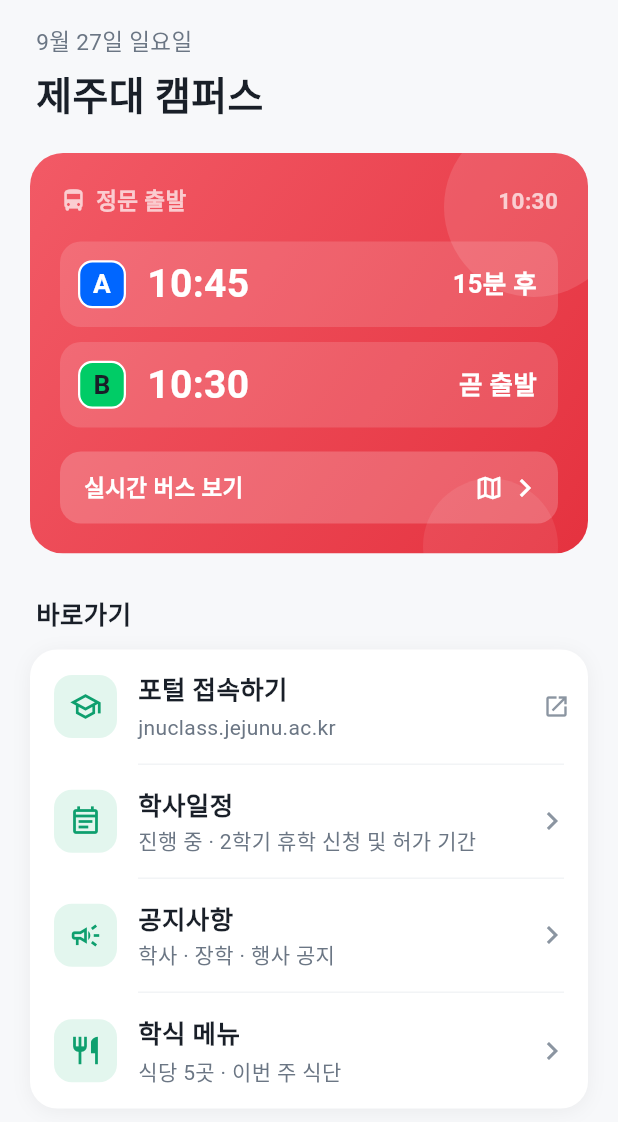
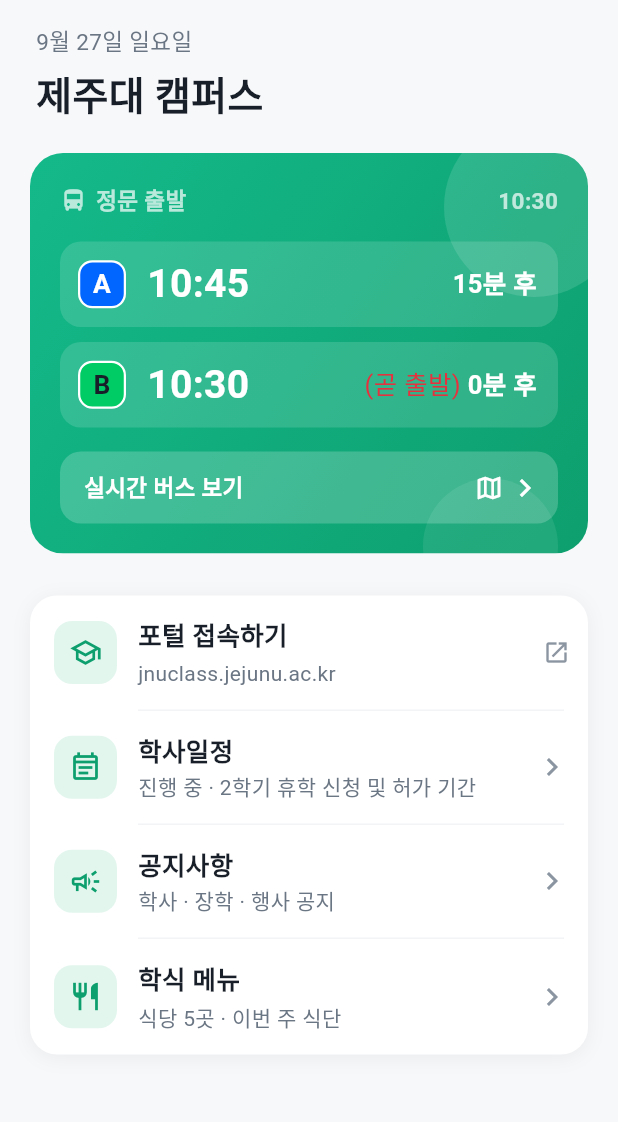
Before and after one commit to munho-kang/school_bus_app, a Flutter app: the screen it shows after launch, on a phone screen of 412 x 824 dp. Shown: the top 1122 px of the screen. Run offline on Flutter 3.47's test engine with Material 3 defaults, Android fonts, the phone set to English and light mode, and no system bars; our stand-ins replace dio, geolocator, web, webview_flutter; missing offline and left inert: dart:js_interop; Roboto replaces fonts that are missing (Pretendard); key blocks and very long unbroken strings in the code were emptied for the run.

Commit message:
홈 카드 초록 고정 + 5분 전 빨간 (곧 출발) 표시, 바로가기 제목 삭제, 쉬는 버스 화살표 숨김
Co-Authored-By: Claude Opus 5.5 (1M context) <noreply@anthropic.com>

```diff
--- a/bus_tracker/lib/ui/home_page.dart
+++ b/bus_tracker/lib/ui/home_page.dart
@@ -12,14 +12,19 @@ import 'notice_page.dart';
 import 'schedule_page.dart';
 import 'surface_native.dart' if (dart.library.js_interop) 'surface_web.dart';
 
-/// 코스 줄 오른쪽 문구. 2분 안이면 '곧 출발', 한 시간이 넘게 남은 그날 첫차는 '첫차'.
+/// 다음 정문 출발까지 남은 분. 오늘 막차가 지났으면 null.
+int? minutesLeft(String busId, DateTime now) {
+  final String? t = nextDeparture(busId, now);
+  if (t == null) return null;
+  return int.parse(t.substring(0, 2)) * 60 + int.parse(t.substring(3)) - (now.hour * 60 + now.minute);
+}
+
+/// 코스 줄 오른쪽 문구. 한 시간이 넘게 남은 그날 첫차는 '첫차'. (5분 안이면 줄 앞에 빨간 '(곧 출발)'이 붙는다.)
 String waitText(String busId, DateTime now) {
-  final String? t = nextDeparture(busId, now);
-  if (t == null) return '운행 종료';
-  final int mins = int.parse(t.substring(0, 2)) * 60 + int.parse(t.substring(3)) - (now.hour * 60 + now.minute);
-  if (mins <= 2) return '곧 출발';
+  final int? mins = minutesLeft(busId, now);
+  if (mins == null) return '운행 종료';
   if (mins < 60) return '$mins분 후';
-  if (t == departures[busId]!.first) return '첫차';
+  if (nextDeparture(busId, now) == departures[busId]!.first) return '첫차';
   return mins % 60 == 0 ? '${mins ~/ 60}시간 후' : '${mins ~/ 60}시간 ${mins % 60}분 후';
 }
 
@@ -102,10 +107,6 @@ class _HomePageState extends State<HomePage> {
                   const SizedBox(height: 20),
                   _DepartureHero(now: _now, onTap: _openMap),
                   const SizedBox(height: 28),
-                  const Padding(
-                    padding: EdgeInsets.only(left: 4, bottom: 12),
-                    child: Text('바로가기', style: TextStyle(fontSize: 17, fontWeight: FontWeight.w700)),
-                  ),
                   AppCard(
                     padding: EdgeInsets.zero,
                     child: Column(
@@ -152,7 +153,7 @@ class _HomePageState extends State<HomePage> {
 }
 
 /// 정문 출발 카드: 머리줄(정문 출발 · 현재 시각), 코스별 다음 출발, 맨 아래 지도 열기.
-/// 색이 상태를 말한다 — 곧 출발하는 코스가 있으면 빨강, 둘 다 운행 종료면 회색, 그 밖엔 초록.
+/// 색이 상태를 말한다 — 둘 다 운행 종료면 회색, 그 밖엔 초록.
 class _DepartureHero extends StatelessWidget {
   const _DepartureHero({required this.now, required this.onTap});
 
@@ -163,11 +164,7 @@ class _DepartureHero extends StatelessWidget {
   Widget build(BuildContext context) {
     final String clock = '${now.hour.toString().padLeft(2, '0')}:${now.minute.toString().padLeft(2, '0')}';
     final List<String> waits = <String>[waitText('A', now), waitText('B', now)];
-    final HeroTone tone = waits.contains('곧 출발')
-        ? HeroTone.soon
-        : waits.every((String w) => w == '운행 종료')
-            ? HeroTone.off
-            : HeroTone.live;
+    final HeroTone tone = waits.every((String w) => w == '운행 종료') ? HeroTone.off : HeroTone.live;
     const TextStyle head = TextStyle(fontSize: 15, fontWeight: FontWeight.w600, color: Colors.white70);
     return HeroCard(
       tone: tone,
@@ -218,6 +215,7 @@ class _CourseRow extends StatelessWidget {
   @override
   Widget build(BuildContext context) {
     final String? t = nextDeparture(id, now);
+    final int? mins = minutesLeft(id, now);
     return Container(
       padding: const EdgeInsets.fromLTRB(12, 10, 14, 10),
       decoration: BoxDecoration(color: Colors.white.withValues(alpha: 0.14), borderRadius: BorderRadius.circular(14)),
@@ -240,7 +238,17 @@ class _CourseRow extends StatelessWidget {
             child: FittedBox(
               fit: BoxFit.scaleDown,
               alignment: Alignment.centerRight,
-              child: Text(wait, style: const TextStyle(fontSize: 17, fontWeight: FontWeight.w700)),
+              // '(곧 출발)'은 빨간색, 두께는 맨 위 날짜 글자와 같은 보통 두께.
+              child: Text.rich(
+                TextSpan(
+                  children: <InlineSpan>[
+                    if (mins != null && mins <= 5)
+                      const TextSpan(text: '(곧 출발) ', style: TextStyle(color: AppColors.danger, fontWeight: FontWeight.w400)),
+                    TextSpan(text: wait),
+                  ],
+                ),
+                style: const TextStyle(fontSize: 17, fontWeight: FontWeight.w700),
+              ),
             ),
           ),
         ],
--- a/bus_tracker/lib/ui/theme.dart
+++ b/bus_tracker/lib/ui/theme.dart
@@ -19,7 +19,6 @@ abstract final class AppColors {
   static const Color onPrimaryTint = Color(0xFF0A7A55);
 
   static const Color danger = Color(0xFFE5323F);
-  static const Color dangerLight = Color(0xFFF25A66);
   static const Color dangerTint = Color(0xFFFDECEE);
 
   static const Color mutedStart = Color(0xFF6B7684);
@@ -179,11 +178,10 @@ class AppCard extends StatelessWidget {
   }
 }
 
-enum HeroTone { live, soon, off }
+enum HeroTone { live, off }
 
 const Map<HeroTone, List<Color>> _heroColors = <HeroTone, List<Color>>{
   HeroTone.live: <Color>[AppColors.primaryLight, AppColors.primary],
-  HeroTone.soon: <Color>[AppColors.dangerLight, AppColors.danger],
   HeroTone.off: <Color>[AppColors.mutedStart, AppColors.mutedEnd],
 };
 
@@ -193,7 +191,7 @@ Widget _bubble(double size, double alpha) => Container(
       decoration: BoxDecoration(shape: BoxShape.circle, color: Colors.white.withValues(alpha: alpha)),
     );
 
-/// 상태를 색으로 말하는 그라데이션 카드(운행 중 초록 · 곧 출발 빨강 · 운행 종료 회색). 안의 글씨·아이콘은 흰색.
+/// 상태를 색으로 말하는 그라데이션 카드(운행 중 초록 · 운행 종료 회색). 안의 글씨·아이콘은 흰색.
 /// 홈 카드와 지도 상단 패널이 같은 Hero('board')라, 누르면 카드가 그대로 지도 위로 옮겨 간다 — 한 화면에 하나만 둔다.
 class HeroCard extends StatelessWidget {
   const HeroCard({
```
Also changed, not shown: 3 other files.
